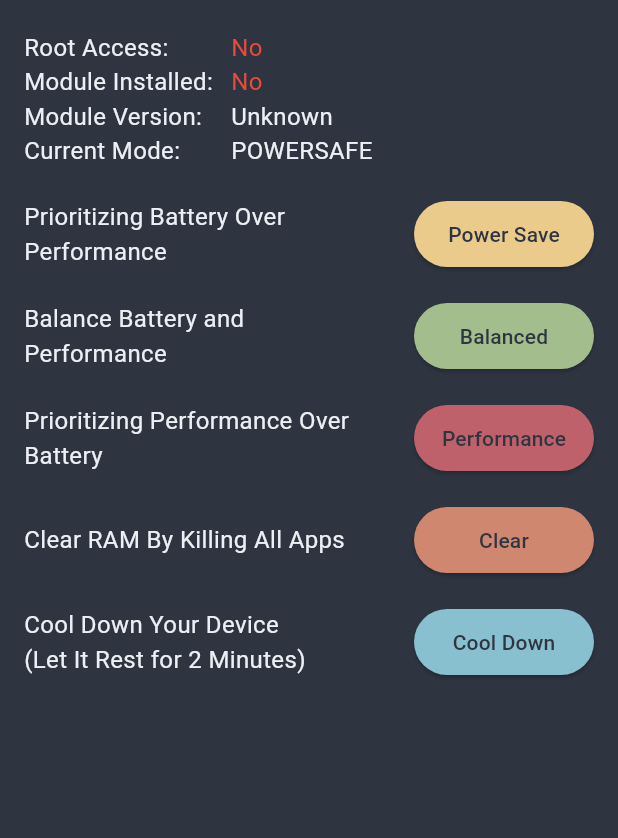
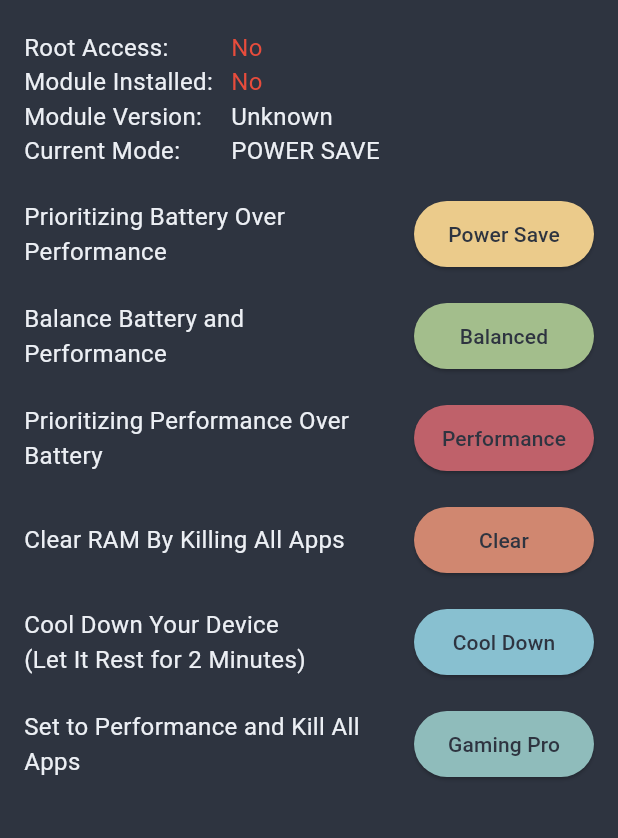
Before and after one commit to LoggingNewMemory/EnCorinVest, a Flutter app: the screen it shows after launch, after a tap on "Power Save", on a phone screen of 412 x 824 dp, the part 174-1012 px from its top. Run offline on Flutter 3.47's test engine with Material 3 defaults, Android fonts, the phone set to English and light mode, and no system bars; missing offline and left inert: process_run.

Commit message:
Update to 12.1

```diff
--- a/Apk/encorinvest/lib/main.dart
+++ b/Apk/encorinvest/lib/main.dart
@@ -257,16 +257,19 @@ class _MainScreenState extends State<MainScreen> {
 
     setState(() {
       _executingScript = scriptName;
+      // Don't update mode for Clear button, keep previous mode
+      if (buttonText != 'Clear') {
+        _currentMode = buttonText.toUpperCase();
+      }
     });
 
     try {
+      // Only save mode if it's not Clear
+      if (buttonText != 'Clear') {
+        await _saveCurrentMode(_currentMode);
+      }
       var result = await run(
           'su', ['-c', '/data/adb/modules/EnCorinVest/Scripts/$scriptName']);
-      var mode = scriptName.replaceAll('.sh', '').toUpperCase();
-      await _saveCurrentMode(mode);
-      setState(() {
-        _currentMode = mode;
-      });
       print('Output: ${result.stdout}');
       print('Error: ${result.stderr}');
     } catch (e) {
@@ -437,6 +440,13 @@ class _MainScreenState extends State<MainScreen> {
               'Cool Down',
               Color(0xFF88C0D0),
             ),
+            SizedBox(height: 20),
+            _buildControlRow(
+              'Set to Performance and Kill All Apps',
+              'game.sh',
+              'Gaming Pro',
+              Color(0xFF8FBCBB),
+            ),
           ],
         ),
       ),
```
